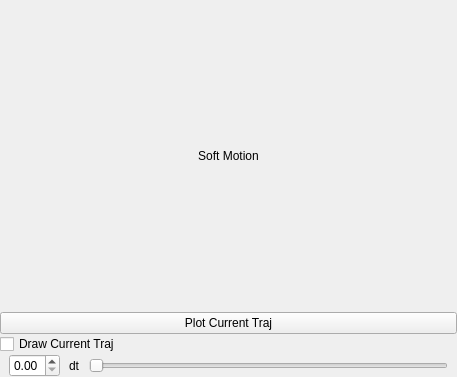
jmainpri/move3d-studio, file src/move3d-remote/softmotionwidget.ui: the form before one commit.
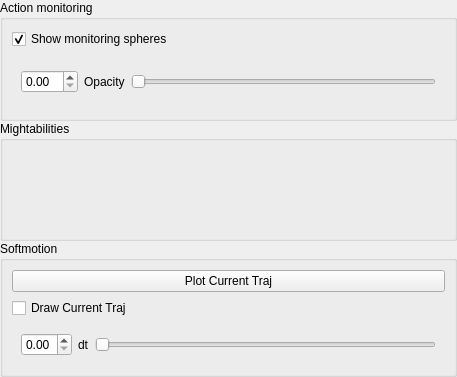
The form after the commit.

Commit message:
[move3d-viewer] Adding monitering spheres
Adding global parameters that enable one to chose what to show
changing the soft motion tab into viewer setting

```diff
--- a/src/move3d-remote/softmotionwidget.ui
+++ b/src/move3d-remote/softmotionwidget.ui
@@ -21,21 +21,72 @@
     <number>0</number>
    </property>
    <item>
-    <widget class="QLabel" name="label">
+    <widget class="QGroupBox" name="groupBoxAction">
      <property name="sizePolicy">
-      <sizepolicy hsizetype="Preferred" vsizetype="Expanding">
+      <sizepolicy hsizetype="Preferred" vsizetype="Preferred">
        <horstretch>0</horstretch>
        <verstretch>0</verstretch>
       </sizepolicy>
      </property>
+     <property name="title">
+      <string>Action monitoring</string>
+     </property>
+     <layout class="QVBoxLayout" name="verticalLayout_3">
+      <item>
+       <widget class="QCheckBox" name="checkBoxMonitoringSphere">
      <property name="text">
-      <string>Soft Motion</string>
-     </property>
-     <property name="alignment">
-      <set>Qt::AlignCenter</set>
+         <string>Show monitoring spheres</string>
+        </property>
+        <property name="checked">
+         <bool>true</bool>
      </property>
     </widget>
    </item>
+      <item>
+       <widget class="QWidget" name="widgetSphereOpacity" native="true">
+        <layout class="QHBoxLayout" name="horizontalLayout_2">
+         <item>
+          <widget class="QDoubleSpinBox" name="doubleSpinBoxOpacity"/>
+         </item>
+         <item>
+          <widget class="QLabel" name="labelOpacity">
+           <property name="text">
+            <string>Opacity</string>
+           </property>
+          </widget>
+         </item>
+         <item>
+          <widget class="QSlider" name="horizontalSliderOpacity">
+           <property name="orientation">
+            <enum>Qt::Horizontal</enum>
+           </property>
+          </widget>
+         </item>
+        </layout>
+       </widget>
+      </item>
+     </layout>
+    </widget>
+   </item>
+   <item>
+    <widget class="QGroupBox" name="groupBoxMightabilities">
+     <property name="title">
+      <string>Mightabilities</string>
+     </property>
+    </widget>
+   </item>
+   <item>
+    <widget class="QGroupBox" name="groupBoxSoftMotion">
+     <property name="sizePolicy">
+      <sizepolicy hsizetype="Preferred" vsizetype="Maximum">
+       <horstretch>0</horstretch>
+       <verstretch>0</verstretch>
+      </sizepolicy>
+     </property>
+     <property name="title">
+      <string>Softmotion</string>
+     </property>
+     <layout class="QVBoxLayout" name="verticalLayout_2">
    <item>
     <widget class="QPushButton" name="pushButtonSMPlot">
      <property name="text">
@@ -59,21 +110,6 @@
       </sizepolicy>
      </property>
      <layout class="QHBoxLayout" name="horizontalLayout">
-      <property name="spacing">
-       <number>9</number>
-      </property>
-      <property name="leftMargin">
-       <number>9</number>
-      </property>
-      <property name="topMargin">
-       <number>0</number>
-      </property>
-      <property name="rightMargin">
-       <number>9</number>
-      </property>
-      <property name="bottomMargin">
-       <number>0</number>
-      </property>
       <item>
        <widget class="QDoubleSpinBox" name="doubleSpinBoxdt">
         <property name="maximum">
@@ -102,6 +138,9 @@
         <property name="orientation">
          <enum>Qt::Horizontal</enum>
         </property>
+          </widget>
+         </item>
+        </layout>
        </widget>
       </item>
      </layout>
```
Lines whose indentation alone changed are shown as unchanged. The commit also changes 8 other files.
